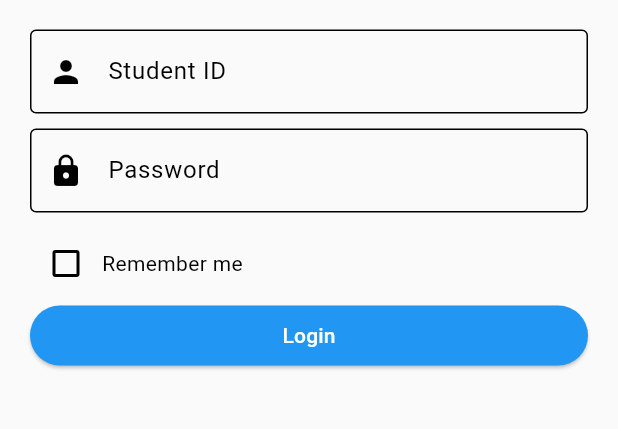
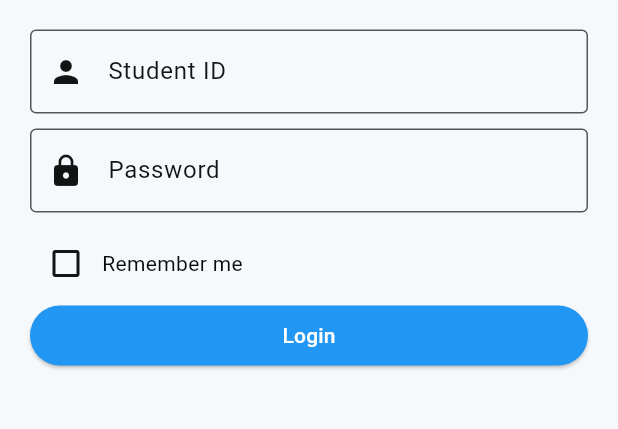
Before and after one commit to kimgukmin-99/flutter-academic-management, a Flutter app: the screen it shows after launch, on a phone screen of 412 x 824 dp, the part 587-1016 px from its top. Run offline on Flutter 3.47's test engine with Material 3 defaults, Android fonts, the phone set to English and light mode, and no system bars; our stand-ins replace image_picker; Roboto replaces fonts that are missing (Pretendard).

Commit message:
update theme

```diff
--- a/lib/main.dart
+++ b/lib/main.dart
@@ -12,18 +12,36 @@ class MyApp extends StatelessWidget {
       debugShowCheckedModeBanner: false,
       theme: ThemeData(
         fontFamily: "Pretendard",
-        colorScheme: ColorScheme(
-          primary: Colors.blue[800]!, // 짙은 파란색을 주 색상으로 설정
-          secondary: Colors.blue[400]!, // 밝은 파란색을 보조 색상으로 설정
-          surface: Colors.grey[50]!, // 매우 연한 회색을 표면 색상으로 설정
-          background: Colors.white, // 배경을 흰색으로 설정
-          error: Colors.red, // 오류 색상은 레드로 유지
-          onPrimary: Colors.white, // 주 색상 위의 텍스트 색상은 흰색
-          onSecondary: Colors.white, // 보조 색상 위의 텍스트 색상도 흰색
-          onSurface: Colors.black, // 표면 위의 텍스트 색상은 검은색
-          onBackground: Colors.black, // 배경 위의 텍스트 색상은 검은색
-          onError: Colors.white, // 오류 색상 위의 텍스트 색상은 흰색
-          brightness: Brightness.light, // 전반적인 밝기는 밝게 설정
+        colorScheme: const ColorScheme(
+          brightness: Brightness.light,
+          primary: Color(0xff1565c0),
+          onPrimary: Color(0xffffffff),
+          primaryContainer: Color(0xff90caf9),
+          onPrimaryContainer: Color(0xff0c1114),
+          secondary: Color(0xff0277bd),
+          onSecondary: Color(0xffffffff),
+          secondaryContainer: Color(0xffbedcff),
+          onSecondaryContainer: Color(0xff101214),
+          tertiary: Color(0xff039be5),
+          onTertiary: Color(0xffffffff),
+          tertiaryContainer: Color(0xffcbe6ff),
+          onTertiaryContainer: Color(0xff111314),
+          error: Color(0xffb00020),
+          onError: Color(0xffffffff),
+          errorContainer: Color(0xfffcd8df),
+          onErrorContainer: Color(0xff141213),
+          background: Color(0xfff6f9fc),
+          onBackground: Color(0xff090909),
+          surface: Color(0xfff6f9fc),
+          onSurface: Color(0xff090909),
+          surfaceVariant: Color(0xffeef4fa),
+          onSurfaceVariant: Color(0xff121313),
+          outline: Color(0xff565656),
+          shadow: Color(0xff000000),
+          inverseSurface: Color(0xff111317),
+          onInverseSurface: Color(0xfff5f5f5),
+          inversePrimary: Color(0xffaedfff),
+          surfaceTint: Color(0xff1565c0),
         ),
       ),
       home: LoginPage(),
--- a/lib/screens/bulletin.dart
+++ b/lib/screens/bulletin.dart
@@ -61,7 +61,6 @@ class _BulletinBoardScreenState extends State<BulletinBoardScreen> {
     return Scaffold(
       appBar: AppBar(
         title: Text('컴퓨터공학과 게시판', style: TextStyle(color: Colors.black)),
-        backgroundColor: Colors.white,
         actions: [
           IconButton(
             icon: Icon(Icons.add, color: Colors.black),
@@ -78,7 +77,7 @@ class _BulletinBoardScreenState extends State<BulletinBoardScreen> {
         ],
       ),
       body: _posts.isEmpty
-          ? Center(
+          ? const Center(
               child: Text(
                 'No posts yet',
                 style: TextStyle(fontSize: 24, fontWeight: FontWeight.bold),
```
